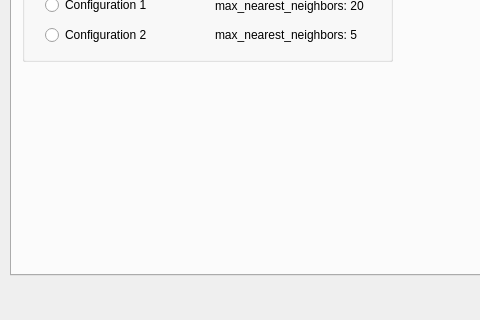
First picture: the form in ui/prmdialog.ui, repository zohannn/motion_manager, before the edit; both pictures show x 0 to 480 and y 125 to 445 of the 861 by 445 pixel window.
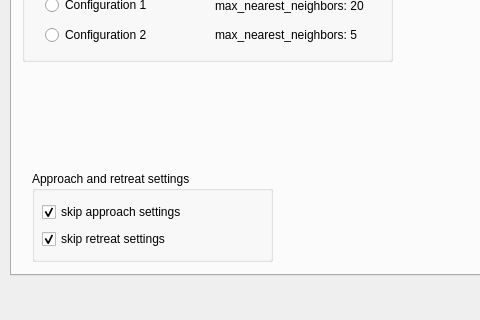
Second picture: the form after the edit.

The edit to the form file:
```diff
--- a/ui/prmdialog.ui
+++ b/ui/prmdialog.ui
@@ -111,6 +111,51 @@
       </layout>
      </widget>
     </widget>
+    <widget class="QGroupBox" name="groupBox_constraints_2">
+     <property name="geometry">
+      <rect>
+       <x>20</x>
+       <y>260</y>
+       <width>241</width>
+       <height>91</height>
+      </rect>
+     </property>
+     <property name="title">
+      <string>Approach and retreat settings</string>
+     </property>
+     <widget class="QWidget" name="layoutWidget_5">
+      <property name="geometry">
+       <rect>
+        <x>10</x>
+        <y>30</y>
+        <width>171</width>
+        <height>50</height>
+       </rect>
+      </property>
+      <layout class="QVBoxLayout" name="verticalLayout_26">
+       <item>
+        <widget class="QCheckBox" name="checkBox_approach">
+         <property name="text">
+          <string>skip approach settings</string>
+         </property>
+         <property name="checked">
+          <bool>true</bool>
+         </property>
+        </widget>
+       </item>
+       <item>
+        <widget class="QCheckBox" name="checkBox_retreat">
+         <property name="text">
+          <string>skip retreat settings</string>
+         </property>
+         <property name="checked">
+          <bool>true</bool>
+         </property>
+        </widget>
+       </item>
+      </layout>
+     </widget>
+    </widget>
    </widget>
    <widget class="QWidget" name="tab_pick">
     <attribute name="title">
```
